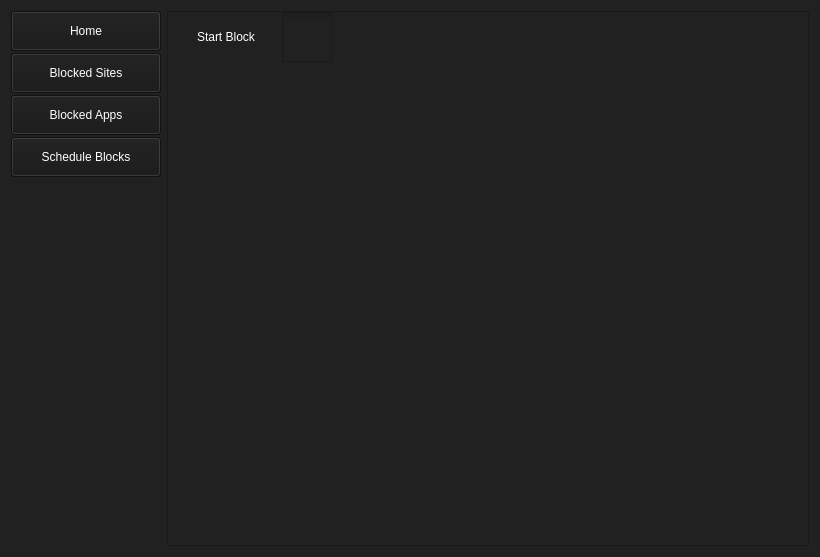
Old version of the form ui/home.ui in the repository HowePersonal/DistractionBlocker.
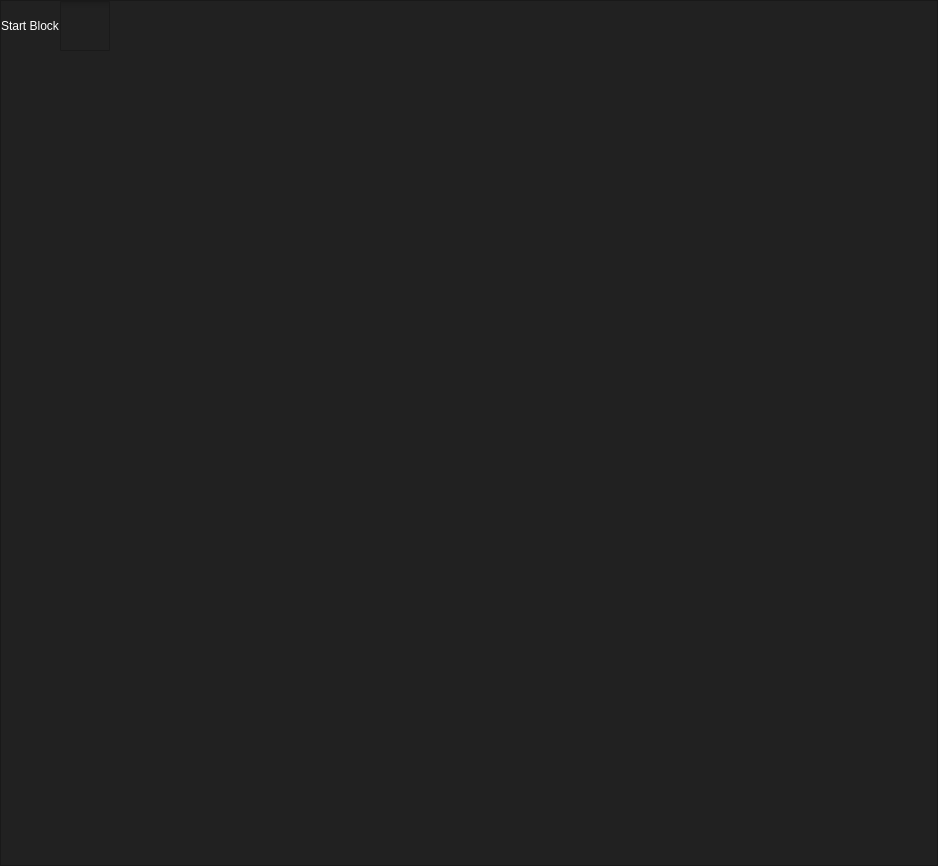
New version of the form.

```diff
--- a/ui/home.ui
+++ b/ui/home.ui
@@ -6,141 +6,41 @@
    <rect>
     <x>0</x>
     <y>0</y>
-    <width>820</width>
-    <height>557</height>
+    <width>938</width>
+    <height>866</height>
    </rect>
   </property>
   <property name="minimumSize">
    <size>
-    <width>820</width>
-    <height>500</height>
+    <width>938</width>
+    <height>866</height>
    </size>
   </property>
   <property name="windowTitle">
    <string>Distraction Blocker</string>
   </property>
   <property name="styleSheet">
-   <string notr="true">background-color:rgb(33,33,33);</string>
+   <string notr="true">background-color:rgb(33,33,33);
+margin: 0;
+padding: 0;</string>
   </property>
   <layout class="QGridLayout" name="gridLayout">
-   <item row="0" column="0">
-    <layout class="QVBoxLayout" name="verticalLayout">
+   <property name="leftMargin">
+    <number>0</number>
+   </property>
+   <property name="topMargin">
+    <number>0</number>
+   </property>
+   <property name="rightMargin">
+    <number>0</number>
+   </property>
+   <property name="bottomMargin">
+    <number>0</number>
+   </property>
      <property name="spacing">
-      <number>2</number>
-     </property>
-     <item>
-      <widget class="QPushButton" name="btn_home">
-       <property name="sizePolicy">
-        <sizepolicy hsizetype="Fixed" vsizetype="Fixed">
-         <horstretch>0</horstretch>
-         <verstretch>0</verstretch>
-        </sizepolicy>
-       </property>
-       <property name="minimumSize">
-        <size>
-         <width>150</width>
-         <height>40</height>
-        </size>
-       </property>
-       <property name="styleSheet">
-        <string notr="true">color: white;
-font: 63 12pt &quot;Cascadia Mono SemiBold&quot;;
-background-color: rgb(24,24,24);
-</string>
-       </property>
-       <property name="text">
-        <string>Home</string>
-       </property>
-      </widget>
-     </item>
-     <item>
-      <widget class="QPushButton" name="btn_blockedWeb">
-       <property name="sizePolicy">
-        <sizepolicy hsizetype="Fixed" vsizetype="Fixed">
-         <horstretch>0</horstretch>
-         <verstretch>0</verstretch>
-        </sizepolicy>
-       </property>
-       <property name="minimumSize">
-        <size>
-         <width>150</width>
-         <height>40</height>
-        </size>
-       </property>
-       <property name="styleSheet">
-        <string notr="true">color: white;
-font: 63 12pt &quot;Cascadia Mono SemiBold&quot;;
-background-color: rgb(24,24,24);</string>
-       </property>
-       <property name="text">
-        <string>Blocked Sites</string>
-       </property>
-      </widget>
-     </item>
-     <item>
-      <widget class="QPushButton" name="btn_blockedApps">
-       <property name="sizePolicy">
-        <sizepolicy hsizetype="Fixed" vsizetype="Fixed">
-         <horstretch>0</horstretch>
-         <verstretch>0</verstretch>
-        </sizepolicy>
-       </property>
-       <property name="minimumSize">
-        <size>
-         <width>150</width>
-         <height>40</height>
-        </size>
-       </property>
-       <property name="styleSheet">
-        <string notr="true">color: white;
-font: 63 12pt &quot;Cascadia Mono SemiBold&quot;;
-background-color: rgb(24,24,24);</string>
-       </property>
-       <property name="text">
-        <string>Blocked Apps</string>
-       </property>
-      </widget>
-     </item>
-     <item>
-      <widget class="QPushButton" name="btn_scheduleBlocks">
-       <property name="sizePolicy">
-        <sizepolicy hsizetype="Fixed" vsizetype="Fixed">
-         <horstretch>0</horstretch>
-         <verstretch>0</verstretch>
-        </sizepolicy>
-       </property>
-       <property name="minimumSize">
-        <size>
-         <width>150</width>
-         <height>40</height>
-        </size>
-       </property>
-       <property name="styleSheet">
-        <string notr="true">color: white;
-font: 63 12pt &quot;Cascadia Mono SemiBold&quot;;
-background-color: rgb(24,24,24);</string>
-       </property>
-       <property name="text">
-        <string>Schedule Blocks</string>
-       </property>
-      </widget>
-     </item>
-     <item>
-      <spacer name="verticalSpacer">
-       <property name="orientation">
-        <enum>Qt::Vertical</enum>
-       </property>
-       <property name="sizeHint" stdset="0">
-        <size>
-         <width>20</width>
-         <height>40</height>
-        </size>
-       </property>
-      </spacer>
-     </item>
-    </layout>
-   </item>
-   <item row="0" column="1">
+    <number>0</number>
+   </property>
+   <item row="0" column="0">
     <widget class="QFrame" name="frame">
      <property name="sizePolicy">
       <sizepolicy hsizetype="Expanding" vsizetype="Expanding">
@@ -150,7 +50,7 @@
      </property>
      <property name="minimumSize">
       <size>
-       <width>640</width>
+       <width>0</width>
        <height>0</height>
       </size>
      </property>
@@ -165,10 +65,26 @@
       <enum>QFrame::Raised</enum>
      </property>
      <layout class="QGridLayout" name="gridLayout_2">
+      <property name="leftMargin">
+       <number>0</number>
+      </property>
       <property name="topMargin">
        <number>0</number>
       </property>
-      <item row="2" column="1">
+      <property name="rightMargin">
+       <number>0</number>
+      </property>
+      <property name="bottomMargin">
+       <number>0</number>
+      </property>
+      <property name="spacing">
+       <number>0</number>
+      </property>
+      <item row="0" column="0">
+       <layout class="QVBoxLayout" name="verticalLayout">
+        <item>
+         <layout class="QHBoxLayout" name="horizontalLayout">
+          <item>
        <widget class="QLabel" name="label">
         <property name="sizePolicy">
          <sizepolicy hsizetype="Fixed" vsizetype="Fixed">
@@ -185,20 +101,7 @@
         </property>
        </widget>
       </item>
-      <item row="3" column="1">
-       <spacer name="verticalSpacer_2">
-        <property name="orientation">
-         <enum>Qt::Vertical</enum>
-        </property>
-        <property name="sizeHint" stdset="0">
-         <size>
-          <width>20</width>
-          <height>450</height>
-         </size>
-        </property>
-       </spacer>
-      </item>
-      <item row="2" column="3">
+          <item>
        <widget class="QCheckBox" name="startBlockCheckBox">
         <property name="minimumSize">
          <size>
@@ -217,37 +120,22 @@
         </property>
        </widget>
       </item>
-      <item row="2" column="2">
-       <spacer name="horizontalSpacer">
-        <property name="orientation">
-         <enum>Qt::Horizontal</enum>
-        </property>
-        <property name="sizeType">
-         <enum>QSizePolicy::Fixed</enum>
-        </property>
-        <property name="sizeHint" stdset="0">
-         <size>
-          <width>20</width>
-          <height>20</height>
-         </size>
-        </property>
-       </spacer>
-      </item>
-      <item row="2" column="0">
-       <spacer name="horizontalSpacer_2">
+         </layout>
+        </item>
+        <item>
+         <spacer name="verticalSpacer">
         <property name="orientation">
-         <enum>Qt::Horizontal</enum>
-        </property>
-        <property name="sizeType">
-         <enum>QSizePolicy::Fixed</enum>
-        </property>
+           <enum>Qt::Vertical</enum>
+          </property>
         <property name="sizeHint" stdset="0">
          <size>
           <width>20</width>
-          <height>20</height>
+            <height>40</height>
          </size>
         </property>
        </spacer>
+        </item>
+       </layout>
       </item>
      </layout>
     </widget>
```
Lines whose indentation alone changed are shown as unchanged.
